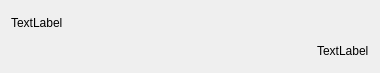
Above: Client/ui/ChatItemWidget.ui from ronnumberone/chat_app before the change. Below: the same form after it.
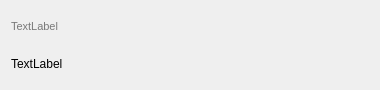
That is the form after the change.

Diff of the .ui file:
```diff
--- a/Client/ui/ChatItemWidget.ui
+++ b/Client/ui/ChatItemWidget.ui
@@ -7,22 +7,74 @@
     <x>0</x>
     <y>0</y>
     <width>380</width>
-    <height>73</height>
+    <height>90</height>
    </rect>
   </property>
+  <property name="minimumSize">
+   <size>
+    <width>0</width>
+    <height>65</height>
+   </size>
+  </property>
+  <property name="font">
+   <font>
+    <pointsize>8</pointsize>
+   </font>
+  </property>
   <property name="windowTitle">
    <string>Form</string>
   </property>
   <layout class="QVBoxLayout" name="verticalLayout">
    <item>
-    <widget class="QLabel" name="lblMessage">
+    <widget class="QLabel" name="lblSender">
+     <property name="sizePolicy">
+      <sizepolicy hsizetype="Preferred" vsizetype="Preferred">
+       <horstretch>0</horstretch>
+       <verstretch>0</verstretch>
+      </sizepolicy>
+     </property>
+     <property name="minimumSize">
+      <size>
+       <width>0</width>
+       <height>0</height>
+      </size>
+     </property>
+     <property name="font">
+      <font>
+       <pointsize>8</pointsize>
+       <bold>false</bold>
+       <underline>false</underline>
+       <strikeout>false</strikeout>
+       <kerning>true</kerning>
+      </font>
+     </property>
+     <property name="styleSheet">
+      <string notr="true">color: rgb(121, 121, 121)</string>
+     </property>
      <property name="text">
       <string>TextLabel</string>
      </property>
     </widget>
    </item>
-   <item alignment="Qt::AlignRight">
-    <widget class="QLabel" name="lblTime">
+   <item>
+    <widget class="QLabel" name="lblMessage">
+     <property name="sizePolicy">
+      <sizepolicy hsizetype="Preferred" vsizetype="Preferred">
+       <horstretch>0</horstretch>
+       <verstretch>0</verstretch>
+      </sizepolicy>
+     </property>
+     <property name="minimumSize">
+      <size>
+       <width>0</width>
+       <height>0</height>
+      </size>
+     </property>
+     <property name="font">
+      <font>
+       <pointsize>9</pointsize>
+      </font>
+     </property>
      <property name="text">
       <string>TextLabel</string>
      </property>
```
